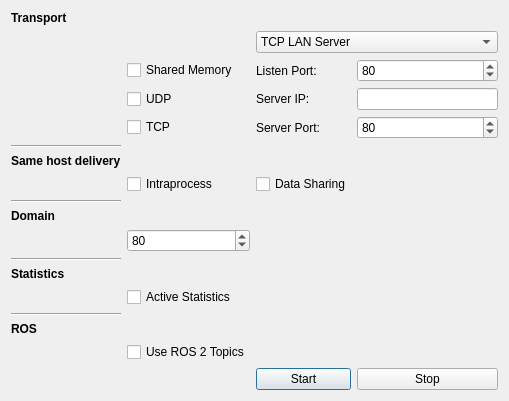
Old version of the form forms/participantdialog.ui in the repository eProsima/ShapesDemo.
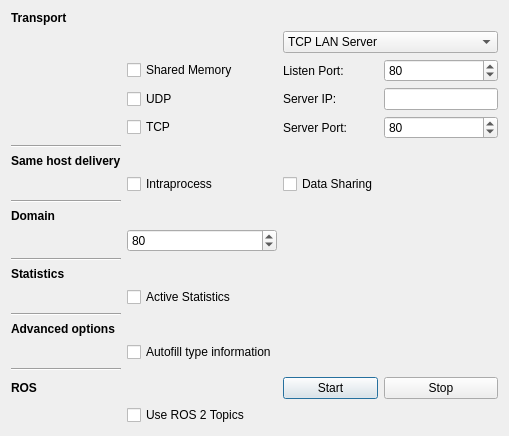
New version of the form.

Commit message:
Add an auto fill type information check (#107) (#110)
* Add an auto fill type information check (#107)

* Refs #20306: Add autofill type information check

* Refs #20306: Apply Miguel's suggestions

---------

# Conflicts:
#	forms/participantdialog.ui
#	include/eprosimashapesdemo/qt/participantdialog.h
#	include/eprosimashapesdemo/shapesdemo/ShapesDemo.h
#	src/qt/participantdialog.cpp

* Refs #20031: Fix conflicts

* Refs #20031: Fix warning

---------

Patch:
```diff
--- a/forms/participantdialog.ui
+++ b/forms/participantdialog.ui
@@ -162,13 +162,40 @@
     </widget>
    </item>
    <item row="21" column="0">
-    <widget class="Line" name="line_5">
+    <widget class="Line" name="line_3">
      <property name="orientation">
       <enum>Qt::Horizontal</enum>
      </property>
     </widget>
    </item>
    <item row="22" column="0">
+    <widget class="QLabel" name="label_9">
+     <property name="font">
+      <font>
+       <weight>75</weight>
+       <bold>true</bold>
+      </font>
+     </property>
+     <property name="text">
+      <string>Advanced options</string>
+     </property>
+    </widget>
+   </item>
+   <item row="23" column="1">
+    <widget class="QCheckBox" name="typeinformationCheckBox">
+     <property name="text">
+      <string>Autofill type information</string>
+     </property>
+    </widget>
+   </item>
+   <item row="24" column="0">
+    <widget class="Line" name="line_5">
+     <property name="orientation">
+      <enum>Qt::Horizontal</enum>
+     </property>
+    </widget>
+   </item>
+   <item row="25" column="0">
     <widget class="QLabel" name="label_12">
      <property name="font">
       <font>
@@ -181,7 +208,7 @@
      </property>
     </widget>
    </item>
-   <item row="23" column="1">
+   <item row="26" column="1">
     <widget class="QCheckBox" name="rosTopicCheckBox">
      <property name="text">
       <string>Use ROS 2 Topics</string>
```
The commit also changes 4 other files.
